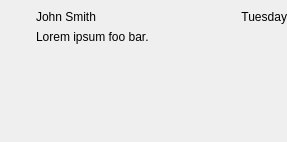
The window that python/app/widgets/activity_stream/resources/reply_widget.ui (shotgunsoftware/tk-multi-shotgunpanel) describes before a commit, drawn with Qt 5.
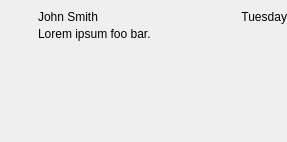
The same window after the commit. Icons and pictures are not drawn. Custom widgets are drawn as their Qt base class.

Patch:
```diff
--- a/python/app/widgets/activity_stream/resources/reply_widget.ui
+++ b/python/app/widgets/activity_stream/resources/reply_widget.ui
@@ -14,6 +14,9 @@
    <string>Form</string>
   </property>
   <layout class="QHBoxLayout" name="horizontalLayout_2" stretch="0,1">
+   <property name="spacing">
+    <number>0</number>
+   </property>
    <property name="leftMargin">
     <number>0</number>
    </property>
@@ -28,6 +31,12 @@
    </property>
    <item>
     <layout class="QVBoxLayout" name="verticalLayout_2" stretch="0,1">
+     <property name="spacing">
+      <number>0</number>
+     </property>
+     <property name="rightMargin">
+      <number>8</number>
+     </property>
      <item>
       <widget class="UserThumbnail" name="user_thumb">
        <property name="minimumSize">
@@ -76,6 +85,9 @@
    </item>
    <item>
     <layout class="QVBoxLayout" name="verticalLayout" stretch="0,1">
+     <property name="spacing">
+      <number>3</number>
+     </property>
      <item>
       <layout class="QHBoxLayout" name="horizontalLayout">
        <item>
```
Left out of the diff: 5 changed lines with no effect on the pictures.
